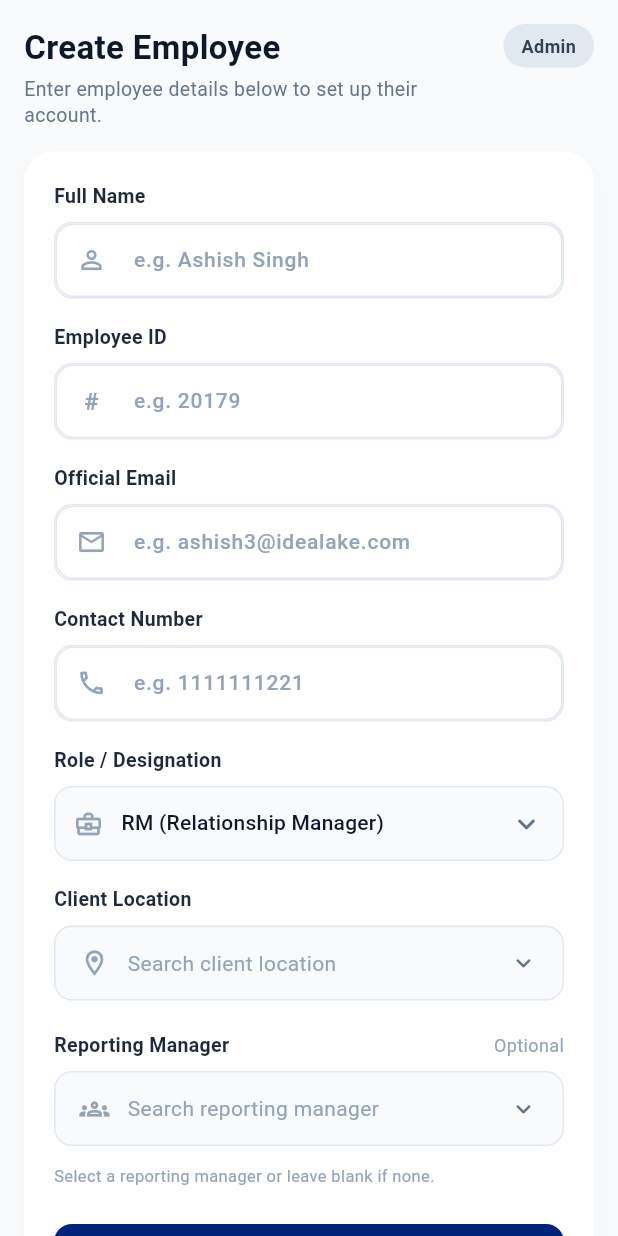
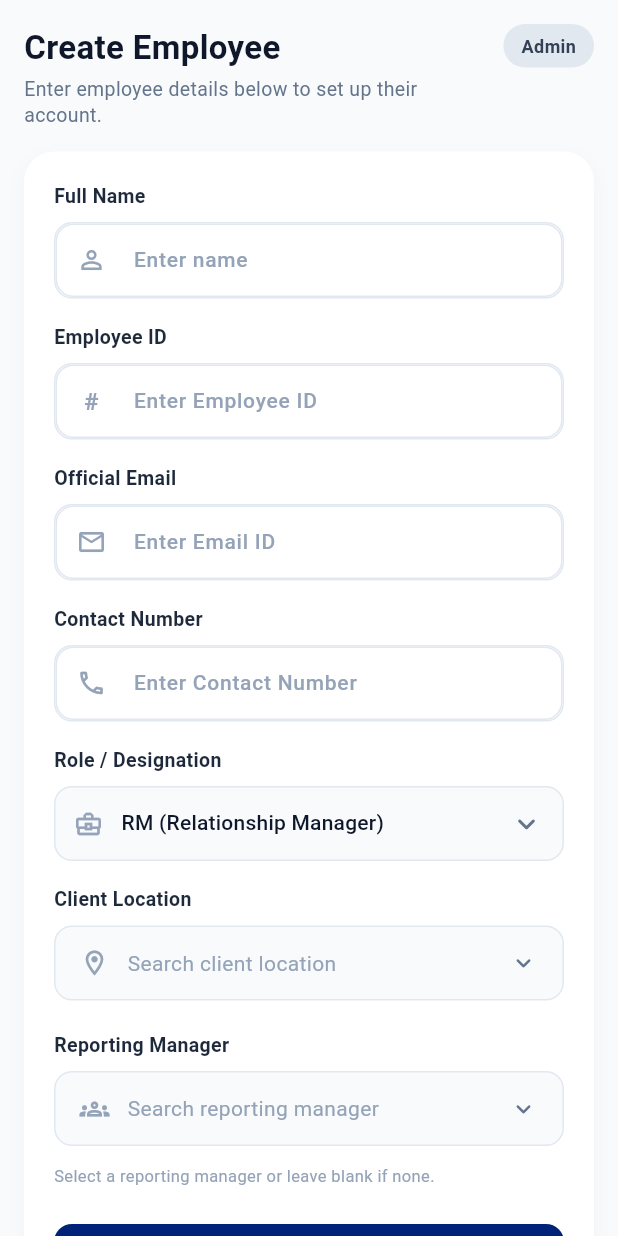
Before and after one commit to shahid531/client_attendence, a Flutter app: the CreateEmployeeScreen widget shown alone on an empty page, opened directly, on a phone screen of 412 x 824 dp. Run offline on Flutter 3.47's test engine with Material 3 defaults, Android fonts, the phone set to English and light mode, and no system bars; our stand-ins replace dartz, device_info_plus, dio, equatable, flutter_bloc, flutter_map and 8 more; missing offline and left inert: excel; accounts and stored records are empty; network calls fail.

Commit message:
added new data in ui

```diff
--- a/lib/presentation/pages/create_employee_screen.dart
+++ b/lib/presentation/pages/create_employee_screen.dart
@@ -405,7 +405,7 @@ class _CreateEmployeeScreenState extends State<CreateEmployeeScreen> {
                       _buildFieldLabel('Full Name'),
                       _buildInputField(
                         controller: _fullNameController,
-                        hintText: 'e.g. Ashish Singh',
+                        hintText: 'Enter name',
                         icon: Icons.person_outline,
                         enabled: !isLoading,
                         validator: (val) {
@@ -420,7 +420,7 @@ class _CreateEmployeeScreenState extends State<CreateEmployeeScreen> {
                       _buildFieldLabel('Employee ID'),
                       _buildInputField(
                         controller: _employeeIdController,
-                        hintText: 'e.g. 20179',
+                        hintText: 'Enter Employee ID',
                         iconText: '#',
                         enabled: !isLoading,
                         validator: (val) {
@@ -435,7 +435,7 @@ class _CreateEmployeeScreenState extends State<CreateEmployeeScreen> {
                       _buildFieldLabel('Official Email'),
                       _buildInputField(
                         controller: _emailController,
-                        hintText: 'e.g. ashish3@idealake.com',
+                        hintText: 'Enter Email ID',
                         icon: Icons.email_outlined,
                         keyboardType: TextInputType.emailAddress,
                         enabled: !isLoading,
@@ -454,7 +454,7 @@ class _CreateEmployeeScreenState extends State<CreateEmployeeScreen> {
                       _buildFieldLabel('Contact Number'),
                       _buildInputField(
                         controller: _contactController,
-                        hintText: 'e.g. 1111111221',
+                        hintText: 'Enter Contact Number',
                         icon: Icons.phone_outlined,
                         keyboardType: TextInputType.phone,
                         enabled: !isLoading,
@@ -536,13 +536,13 @@ class _CreateEmployeeScreenState extends State<CreateEmployeeScreen> {
                             'Reporting Manager',
                             bottomPadding: 0,
                           ),
-                          const Text(
-                            'Optional',
-                            style: TextStyle(
-                              fontSize: 12,
-                              color: Color(0xFF94A3B8),
-                            ),
-                          ),
+                          // const Text(
+                          //   'Optional',
+                          //   style: TextStyle(
+                          //     fontSize: 12,
+                          //     color: Color(0xFF94A3B8),
+                          //   ),
+                          // ),
                         ],
                       ),
                       const SizedBox(height: 8),
--- a/lib/presentation/pages/history_page.dart
+++ b/lib/presentation/pages/history_page.dart
@@ -1029,7 +1029,7 @@ class _HistoryPageState extends State<HistoryPage> {
           _applyPeriod(_selectedPeriod, page: 0);
         },
         decoration: InputDecoration(
-          hintText: 'Search requests or employees...',
+          hintText: 'Type Employee name or ID',
           hintStyle: const TextStyle(
             color: AppColors.textLight,
             fontSize: 13,
```
Also changed, not shown: lib/presentation/pages/approvals_screen.dart (+50 -13 lines), pubspec.lock.
